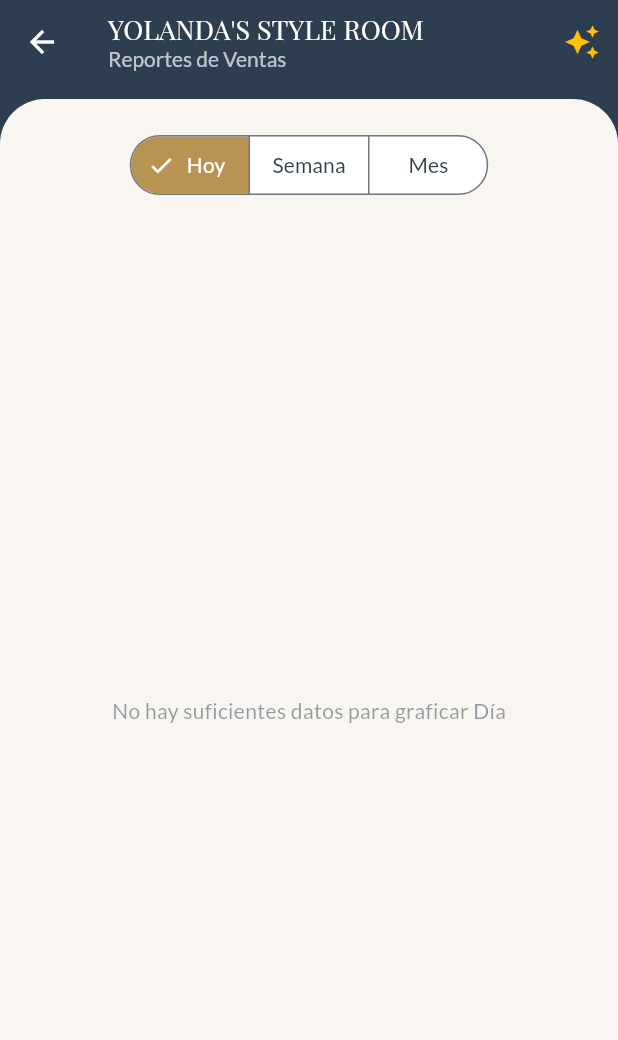
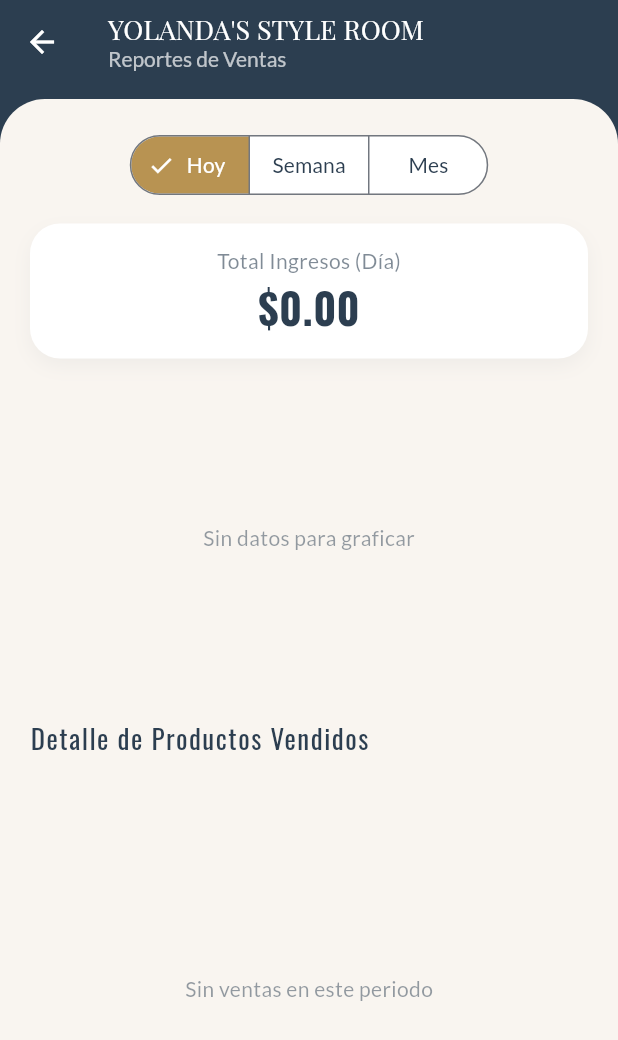
Before and after one commit to martinduran-source/yolanda_style_room, a Flutter app: the SalesChartScreen screen opened directly, after a tap on "Hoy", on a phone screen of 412 x 824 dp. Shown: the top 1040 px of the screen. Run offline on Flutter 3.47's test engine with Material 3 defaults, Android fonts, the phone set to English and light mode, and no system bars; our stand-ins replace fl_chart, google_fonts, sqflite; accounts and stored records are empty.

Commit message:
Se realizaron cambios en database_helper, y se corrigio la grafica

```diff
--- a/lib/database/database_helper.dart
+++ b/lib/database/database_helper.dart
@@ -118,6 +118,29 @@ class DatabaseHelper {
     }
   }
 
+  // ACTUALIZAR PRODUCTO (EDICIÓN DIRECTA)
+  Future<int> updateProduct(
+    int id,
+    String name,
+    String category,
+    double price,
+    int stock,
+  ) async {
+    final db = await instance.database;
+    return await db.update(
+      'products',
+      {
+        'name': name.trim(),
+        'category': category,
+        'price': price,
+        'stock': stock,
+        'is_active': 1 // Nos aseguramos de mantenerlo activo
+      },
+      where: 'id = ?',
+      whereArgs: [id],
+    );
+  }
+
   // RESTAR STOCK: Útil para ajustes manuales o mermas
   Future<void> decreaseStock(int productId, int quantityToRemove) async {
     final db = await instance.database;
@@ -192,8 +215,8 @@ class DatabaseHelper {
       }
     });
   }
+
   // MÉTODOS PARA OBTENER PRODUCTOS (PARA LA SELECCIÓN RÁPIDA)
-
   Future<List<Map<String, dynamic>>> getProducts() async {
     final db = await instance.database;
     // Traemos solo los productos activos para vender
@@ -218,71 +241,77 @@ class DatabaseHelper {
     ''');
   }
 
-  // GRÁFICA: Número de ventas por hora o día
-  Future<List<FlSpot>> getSalesSpots(String filter) async {
+
+
+Future<List<FlSpot>> getSalesSpots(String filter) async {
     final db = await instance.database;
     String query = "";
 
-    if (filter == 'Hoy' || filter == 'Día') {
+    if (filter == 'Día' || filter == 'Hoy') {
       query = """
-        SELECT STRFTIME('%H', date) as x, COUNT(id) as y
+        SELECT STRFTIME('%H', date) as x, SUM(total) as y
         FROM sales
         WHERE DATE(date) = DATE('now')
-        GROUP BY x
-        ORDER BY x ASC
+        GROUP BY x ORDER BY x ASC
+      """;
+    } else if (filter == 'Semana') {
+      // Agrupa por los últimos 7 días
+      query = """
+        SELECT STRFTIME('%d', date) as x, SUM(total) as y
+        FROM sales
+        WHERE date >= DATE('now', '-7 days')
+        GROUP BY x ORDER BY date ASC
       """;
     } else {
+      // Mes actual
       query = """
-        SELECT STRFTIME('%d', date) as x, COUNT(id) as y
+        SELECT STRFTIME('%d', date) as x, SUM(total) as y
         FROM sales
         WHERE STRFTIME('%m', date) = STRFTIME('%m', 'now')
-        GROUP BY x
-        ORDER BY x ASC
+        GROUP BY x ORDER BY x ASC
       """;
     }
 
     final result = await db.rawQuery(query);
-    if (result.isEmpty) return [];
-
-    return result.map((data) {
-      return FlSpot(
-        double.parse(data['x'].toString()),
-        (data['y'] as num).toDouble(),
-      );
-    }).toList();
+    return result.map((data) => FlSpot(
+      double.parse(data['x'].toString()),
+      (data['y'] as num).toDouble(),
+    )).toList();
   }
 
+  Future<List<Map<String, dynamic>>> getFilteredSalesHistory(String filter) async {
+    final db = await instance.database;
+    String condition = "";
 
-  // Dentro de tu clase DatabaseHelper
-  Future<int> updateProduct(
-    int id,
-    String name,
-    String category,
-    double price,
-    int stock,
-  ) async {
-    final db = await instance.database;
-    return await db.update(
-      'products', // Asegúrate que este sea el nombre de tu tabla
-      {'name': name, 'category': category, 'price': price, 'stock': stock},
-      where: 'id = ?',
-      whereArgs: [id],
-    );
+    if (filter == 'Día' || filter == 'Hoy') {
+      condition = "DATE(s.date) = DATE('now')";
+    } else if (filter == 'Semana') {
+      condition = "s.date >= DATE('now', '-7 days')";
+    } else {
+      condition = "STRFTIME('%m', s.date) = STRFTIME('%m', 'now')";
+    }
+
+    return await db.rawQuery('''
+      SELECT s.id, s.date, s.total, s.item_count,
+      GROUP_CONCAT(p.name || ' x' || si.quantity, ', ') AS products_summary
+      FROM sales s
+      JOIN sale_items si ON s.id = si.sale_id
+      JOIN products p ON si.product_id = p.id
+      WHERE $condition
+      GROUP BY s.id
+      ORDER BY s.date DESC
+    ''');
   }
 
   // Método para insertar una venta y obtener su ID
-
   Future<int> insertSale(Map<String, dynamic> row) async {
     final db = await instance.database;
-    // 'sales' debe ser el nombre de tu tabla de ventas
     return await db.insert('sales', row);
   }
 
   // Método para insertar un producto específico dentro de una venta
-
   Future<int> insertSaleItem(Map<String, dynamic> row) async {
     final db = await instance.database;
-    // 'sale_items' debe ser el nombre de tu tabla de detalles
     return await db.insert('sale_items', row);
   }
 }
--- a/lib/screens/sales_chart_screen.dart
+++ b/lib/screens/sales_chart_screen.dart
@@ -16,9 +16,26 @@ class _SalesChartScreenState extends State<SalesChartScreen> {
   final Color lightBeige = const Color(0xFFF9F5F0);
 
   String selectedFilter = 'Mes';
+  double totalSales = 0.0;
 
-  Future<List<FlSpot>> _getSpots() {
-    return DatabaseHelper.instance.getSalesSpots(selectedFilter);
+  // 1. Obtener datos para la Gráfica
+  Future<List<FlSpot>> _getSpots() async {
+    final spots = await DatabaseHelper.instance.getSalesSpots(selectedFilter);
+    double currentTotal = 0.0;
+    for (var spot in spots) {
+      currentTotal += spot.y;
+    }
+    WidgetsBinding.instance.addPostFrameCallback((_) {
+      if (mounted && totalSales != currentTotal) {
+        setState(() => totalSales = currentTotal);
+      }
+    });
+    return spots;
+  }
+
+  // 2. Obtener datos para la Lista de Detalles
+  Future<List<Map<String, dynamic>>> _getHistoryDetails() {
+    return DatabaseHelper.instance.getFilteredSalesHistory(selectedFilter);
   }
 
   @override
@@ -34,10 +51,7 @@ class _SalesChartScreenState extends State<SalesChartScreen> {
           children: [
             Text(
               "YOLANDA'S STYLE ROOM",
-              style: GoogleFonts.playfairDisplay(
-                color: Colors.white,
-                fontSize: 18,
-              ),
+              style: GoogleFonts.playfairDisplay(color: Colors.white, fontSize: 18),
             ),
             const Text(
               "Reportes de Ventas",
@@ -45,40 +59,6 @@ class _SalesChartScreenState extends State<SalesChartScreen> {
             ),
           ],
         ),
-        actions: [
-          IconButton(
-            icon: const Icon(Icons.auto_awesome, color: Colors.amber),
-            tooltip: "Generar ventas con productos actuales",
-            onPressed: () async {
-              final dbHelper = DatabaseHelper.instance;
-              final db = await dbHelper.database;
-
-              // 1. Limpiamos solo historial de ventas (NO productos)
-              await db.delete('sale_items');
-              await db.delete('sales');
-
-              // 2. Pequeño respiro para la DB
-              await Future.delayed(const Duration(milliseconds: 300));
-
-              // 3. Crear historial de ventas usando tus productos existentes
-              await seedHistoricalSales();
-
-              // 4. Forzar el refresco de la pantalla para ver la gráfica
-              setState(() {
-                selectedFilter = selectedFilter;
-              });
-
-              if (mounted) {
-                ScaffoldMessenger.of(context).showSnackBar(
-                  const SnackBar(
-                    content: Text("¡Ventas generadas usando tus productos!"),
-                    backgroundColor: Colors.blueAccent,
-                  ),
-                );
-              }
-            },
-          ),
-        ],
       ),
       body: Container(
         width: double.infinity,
@@ -95,31 +75,94 @@ class _SalesChartScreenState extends State<SalesChartScreen> {
           child: Column(
             children: [
               _buildFilterSelector(),
-              const SizedBox(height: 30),
-              Expanded(
+              const SizedBox(height: 15),
+              _buildSummaryCard(),
+              const SizedBox(height: 20),
+
+              // --- LA GRÁFICA DE BARRAS ---
+              SizedBox(
+                height: 200, // Ajustamos la altura para que la gráfica se vea bien
                 child: FutureBuilder<List<FlSpot>>(
                   future: _getSpots(),
                   builder: (context, snapshot) {
                     if (snapshot.connectionState == ConnectionState.waiting) {
                       return const Center(child: CircularProgressIndicator());
                     }
-                    if (!snapshot.hasData ||
-                        snapshot.data!.isEmpty ||
-                        snapshot.data!.length < 2) {
-                      return Center(
-                        child: Text(
-                          "No hay suficientes datos para graficar $selectedFilter",
-                          style: TextStyle(color: primaryNavy.withOpacity(0.5)),
-                        ),
-                      );
+                    if (!snapshot.hasData || snapshot.data!.isEmpty) {
+                      return Center(child: Text("Sin datos para graficar", style: TextStyle(color: primaryNavy.withOpacity(0.5))));
                     }
 
-                    final spots = snapshot.data!;
-                    return LineChart(_mainData(spots));
+                    // CAMBIO A BAR CHART
+                    return BarChart(_mainBarData(snapshot.data!));
                   },
                 ),
               ),
               const SizedBox(height: 20),
+
+              // --- TÍTULO DE DETALLES ---
+              Align(
+                alignment: Alignment.centerLeft,
+                child: Text(
+                  "Detalle de Productos Vendidos",
+                  style: GoogleFonts.oswald(
+                    fontSize: 18,
+                    color: primaryNavy,
+                    letterSpacing: 1,
+                  ),
+                ),
+              ),
+              const SizedBox(height: 10),
+
+              // --- LISTA DE PRODUCTOS VENDIDOS ---
+              Expanded(
+                child: FutureBuilder<List<Map<String, dynamic>>>(
+                  future: _getHistoryDetails(),
+                  builder: (context, snapshot) {
+                    if (snapshot.connectionState == ConnectionState.waiting) {
+                      return const Center(child: CircularProgressIndicator());
+                    }
+                    if (!snapshot.hasData || snapshot.data!.isEmpty) {
+                      return Center(child: Text("Sin ventas en este periodo", style: TextStyle(color: primaryNavy.withOpacity(0.5))));
+                    }
+
+                    final history = snapshot.data!;
+                    return ListView.builder(
+                      itemCount: history.length,
+                      itemBuilder: (context, index) {
+                        final item = history[index];
+                        // Formatear la fecha
+                        DateTime date = DateTime.parse(item['date']);
+                        String formattedDate = "${date.day}/${date.month} - ${date.hour}:${date.minute.toString().padLeft(2, '0')} hrs";
+
+                        return Card(
+                          elevation: 0,
+                          color: Colors.white,
+                          margin: const EdgeInsets.only(bottom: 10),
+                          shape: RoundedRectangleBorder(borderRadius: BorderRadius.circular(15)),
+                          child: ListTile(
+                            leading: CircleAvatar(
+                              backgroundColor: accentGold.withOpacity(0.2),
+                              child: Icon(Icons.shopping_bag, color: accentGold, size: 20),
+                            ),
+                            title: Text(
+                              item['products_summary'] ?? 'Producto eliminado',
+                              style: const TextStyle(fontWeight: FontWeight.bold, fontSize: 13),
+                            ),
+                            subtitle: Text(
+                              formattedDate,
+                              style: TextStyle(color: primaryNavy.withOpacity(0.5), fontSize: 11),
+                            ),
+                            trailing: Text(
+                              "\$${(item['total'] as num).toStringAsFixed(2)}",
+                              style: TextStyle(color: primaryNavy, fontWeight: FontWeight.bold, fontSize: 14),
+                            ),
+                          ),
+                        );
+                      },
+                    );
+                  },
+                ),
+              ),
             ],
           ),
         ),
@@ -127,7 +170,31 @@ class _SalesChartScreenState extends State<SalesChartScreen> {
     );
   }
 
-  // --- MÉTODOS DE APOYO UI ---
+  Widget _buildSummaryCard() {
+    return Container(
+      width: double.infinity,
+      padding: const EdgeInsets.symmetric(vertical: 15, horizontal: 20),
+      decoration: BoxDecoration(
+        color: Colors.white,
+        borderRadius: BorderRadius.circular(20),
+        boxShadow: [
+          BoxShadow(color: primaryNavy.withOpacity(0.05), blurRadius: 10, offset: const Offset(0, 5))
+        ],
+      ),
+      child: Column(
+        children: [
+          Text(
+            "Total Ingresos ($selectedFilter)",
+            style: TextStyle(color: primaryNavy.withOpacity(0.6), fontSize: 14),
+          ),
+          Text(
+            "\$${totalSales.toStringAsFixed(2)}",
+            style: GoogleFonts.oswald(color: primaryNavy, fontSize: 28, fontWeight: FontWeight.bold),
+          ),
+        ],
+      ),
+    );
+  }
 
   Widget _buildFilterSelector() {
     return SegmentedButton<String>(
@@ -140,6 +207,7 @@ class _SalesChartScreenState extends State<SalesChartScreen> {
       onSelectionChanged: (newSelection) {
         setState(() {
           selectedFilter = newSelection.first;
+          totalSales = 0.0;
         });
       },
       style: ButtonStyle(
@@ -155,29 +223,63 @@ class _SalesChartScreenState extends State<SalesChartScreen> {
     );
   }
 
-  LineChartData _mainData(List<FlSpot> spots) {
-    return LineChartData(
+  // --- NUEVA CONFIGURACIÓN PARA GRÁFICA DE BARRAS ---
+  BarChartData _mainBarData(List<FlSpot> spots) {
+    // Convertir FlSpots en BarChartGroups (Las barras)
+    List<BarChartGroupData> barGroups = spots.map((spot) {
+      return BarChartGroupData(
+        x: spot.x.toInt(),
+        barRods: [
+          BarChartRodData(
+            toY: spot.y,
+            color: accentGold,
+            width: selectedFilter == 'Mes' ? 8 : 14, // Barras más delgadas si es el mes completo
+            borderRadius: const BorderRadius.only(
+              topLeft: Radius.circular(4),
+              topRight: Radius.circular(4),
+            ),
+          ),
+        ],
+      );
+    }).toList();
+
+    return BarChartData(
+      alignment: BarChartAlignment.spaceAround,
+      barTouchData: BarTouchData(
+        touchTooltipData: BarTouchTooltipData(
+          getTooltipColor: (group) => primaryNavy.withOpacity(0.9),
+          getTooltipItem: (group, groupIndex, rod, rodIndex) {
+            String time = "";
+            if (selectedFilter == 'Día') {
+              time = "${group.x}:00 hrs";
+            } else if (selectedFilter == 'Semana') {
+              time = "Día ${group.x}";
+            } else {
+              time = "Día ${group.x}";
+            }
+
+            return BarTooltipItem(
+              "$time\nGenerado: \$${rod.toY.toStringAsFixed(2)}",
+              const TextStyle(color: Colors.white, fontWeight: FontWeight.bold, fontSize: 12),
+            );
+          },
+        ),
+      ),
       gridData: FlGridData(
         show: true,
         drawVerticalLine: false,
-        getDrawingHorizontalLine: (value) =>
-            FlLine(color: Colors.grey.withOpacity(0.2), strokeWidth: 1),
+        getDrawingHorizontalLine: (value) => FlLine(color: Colors.grey.withOpacity(0.2), strokeWidth: 1),
       ),
       titlesData: FlTitlesData(
-        rightTitles: const AxisTitles(
-          sideTitles: SideTitles(showTitles: false),
-        ),
+        rightTitles: const AxisTitles(sideTitles: SideTitles(showTitles: false)),
         topTitles: const AxisTitles(sideTitles: SideTitles(showTitles: false)),
         leftTitles: AxisTitles(
           sideTitles: SideTitles(
             showTitles: true,
             reservedSize: 40,
             getTitlesWidget: (value, meta) => Text(
-              value.toInt().toString(),
-              style: TextStyle(
-                color: primaryNavy.withOpacity(0.6),
-                fontSize: 12,
-              ),
+              "\$${value.toInt()}",
+              style: TextStyle(color: primaryNavy.withOpacity(0.6), fontSize: 10),
             ),
           ),
         ),
@@ -185,74 +287,25 @@ class _SalesChartScreenState extends State<SalesChartScreen> {
           sideTitles: SideTitles(
             showTitles: true,
             getTitlesWidget: (value, meta) {
-              String text = value.toInt().toString();
-              if (selectedFilter == 'Día') text = "${value.toInt()}h";
+              String text = "";
+              if (selectedFilter == 'Día') {
+                text = "${value.toInt()}h";
+              } else if (selectedFilter == 'Semana') {
+                text = "Día ${value.toInt()}";
+              } else {
+                text = value.toInt().toString();
+              }
+
               return Padding(
                 padding: const EdgeInsets.only(top: 8.0),
-                child: Text(text, style: const TextStyle(fontSize: 10)),
+                child: Text(text, style: TextStyle(color: primaryNavy, fontSize: 9, fontWeight: FontWeight.bold)),
               );
             },
           ),
         ),
       ),
       borderData: FlBorderData(show: false),
-      lineBarsData: [
-        LineChartBarData(
-          spots: spots,
-          isCurved: true,
-          color: accentGold,
-          barWidth: 4,
-          isStrokeCapRound: true,
-          dotData: const FlDotData(show: true),
-          belowBarData: BarAreaData(
-            show: true,
-            color: accentGold.withOpacity(0.1),
-          ),
-        ),
-      ],
+      barGroups: barGroups,
     );
   }
-
-  // --- FUNCIÓN SEMILLA DE VENTAS (SOLO VENTAS) ---
-
-  Future<void> seedHistoricalSales() async {
-    final db = DatabaseHelper.instance;
-    final now = DateTime.now();
-
-    // Obtenemos los productos que ya tienes en tu base de datos
-    final products = await db.getProducts();
-
-    if (products.isEmpty) {
-      debugPrint("No hay productos registrados para generar ventas.");
-      return;
-    }
-
-    for (int i = 0; i < 30; i++) {
-      final saleDate = now.subtract(Duration(days: i));
-
-      // Formato YYYY-MM-DD para que la DB lo reconozca bien
-      final dateString =
-          "${saleDate.year}-${saleDate.month.toString().padLeft(2, '0')}-${saleDate.day.toString().padLeft(2, '0')}";
-
-      // Generar entre 1 y 3 ventas aleatorias por día
-      for (int v = 0; v < (i % 3 + 1); v++) {
-        final product = (products..shuffle()).first;
-        double price = (product['price'] as num).toDouble();
-
-        int saleId = await db.insertSale({
-          'date': dateString,
-          'total': price,
-          'status': 'completado',
-          'item_count': 1,
-        });
-
-        await db.insertSaleItem({
-          'sale_id': saleId,
-          'product_id': product['id'],
-          'quantity': 1,
-          'price_at_sale': price,
-        });
-      }
-    }
-  }
 }
```
